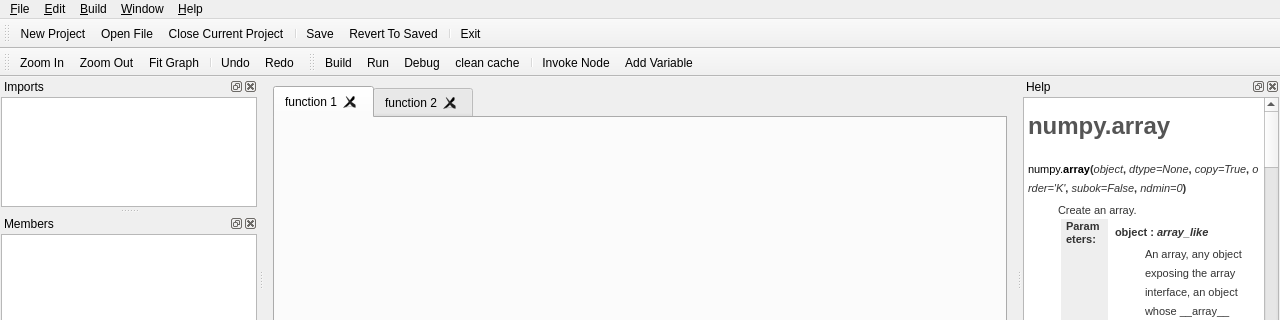
Before: the Qt Designer form mainwindow.ui in yasseerr/Visual-Blueprint, drawn with Qt 5; both pictures show x 0 to 1280 and y 0 to 320 of the 1280 by 720 pixel window.
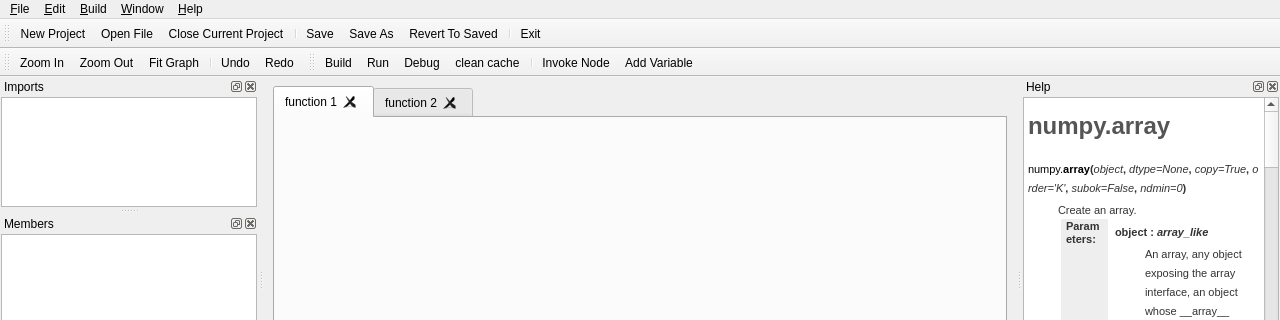
After: the same form once the commit is applied. Icons and pictures are not drawn.

Commit message: initiate save project actions/files

```diff
--- a/mainwindow.ui
+++ b/mainwindow.ui
@@ -433,6 +433,7 @@
    <addaction name="action_Close_Current_Project"/>
    <addaction name="separator"/>
    <addaction name="action_Save"/>
+   <addaction name="actionSave_As"/>
    <addaction name="actionRevert_To_Saved"/>
    <addaction name="separator"/>
    <addaction name="action_Exit"/>
```
Left out of the diff: 4 changed lines with no effect on the pictures. The commit also changes 8 other files.
